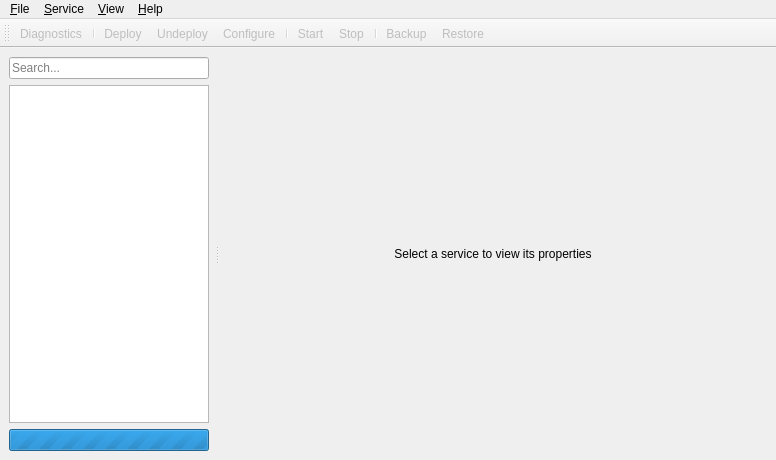
The window that subprojects/alt-services/src/ui/MainWindow.ui (dvoropaev/alterator-for-doc) describes before a commit, drawn with Qt 5.
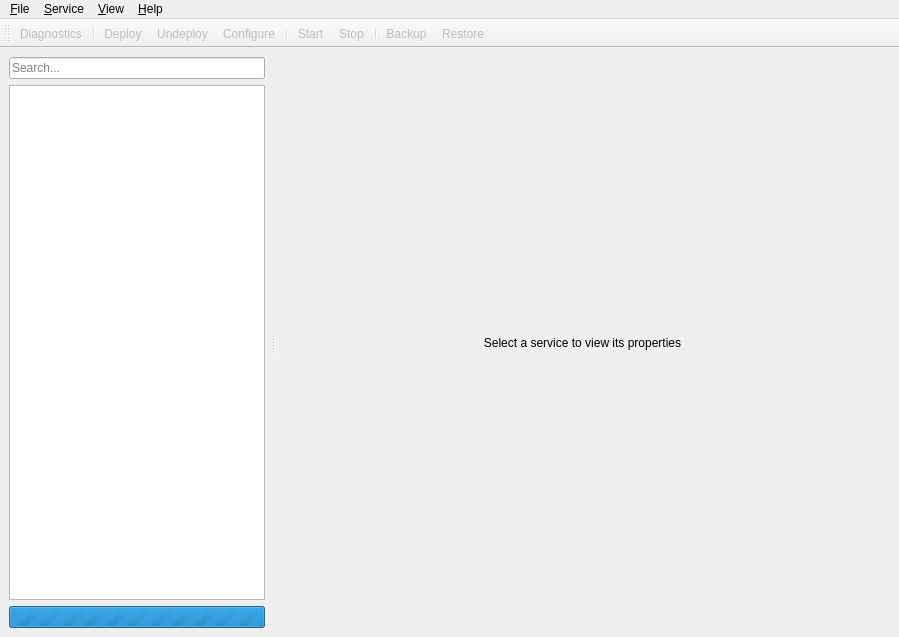
The same window after the commit. Icons and pictures are not drawn. Custom widgets are drawn as their Qt base class.

```diff
--- a/subprojects/alt-services/src/ui/MainWindow.ui
+++ b/subprojects/alt-services/src/ui/MainWindow.ui
@@ -6,8 +6,8 @@
    <rect>
     <x>0</x>
     <y>0</y>
-    <width>776</width>
-    <height>460</height>
+    <width>899</width>
+    <height>637</height>
    </rect>
   </property>
   <property name="windowTitle">
@@ -54,55 +54,19 @@
          </widget>
         </item>
         <item>
-         <widget class="QTableView" name="tableView">
-          <property name="sizePolicy">
-           <sizepolicy hsizetype="Preferred" vsizetype="Preferred">
-            <horstretch>0</horstretch>
-            <verstretch>0</verstretch>
-           </sizepolicy>
-          </property>
+         <widget class="CustomTreeView" name="treeView">
           <property name="minimumSize">
            <size>
             <width>200</width>
             <height>0</height>
            </size>
           </property>
-          <property name="contextMenuPolicy">
-           <enum>Qt::ContextMenuPolicy::ActionsContextMenu</enum>
-          </property>
-          <property name="sizeAdjustPolicy">
-           <enum>QAbstractScrollArea::SizeAdjustPolicy::AdjustToContents</enum>
-          </property>
-          <property name="editTriggers">
-           <set>QAbstractItemView::EditTrigger::NoEditTriggers</set>
-          </property>
-          <property name="tabKeyNavigation">
+          <property name="rootIsDecorated">
            <bool>false</bool>
           </property>
           <property name="showDropIndicator" stdset="0">
            <bool>false</bool>
           </property>
-          <property name="selectionMode">
-           <enum>QAbstractItemView::SelectionMode::SingleSelection</enum>
-          </property>
-          <property name="selectionBehavior">
-           <enum>QAbstractItemView::SelectionBehavior::SelectRows</enum>
-          </property>
-          <property name="sortingEnabled">
-           <bool>true</bool>
-          </property>
-          <property name="cornerButtonEnabled">
-           <bool>false</bool>
-          </property>
-          <attribute name="horizontalHeaderHighlightSections">
-           <bool>false</bool>
-          </attribute>
-          <attribute name="verticalHeaderVisible">
-           <bool>false</bool>
-          </attribute>
-          <attribute name="verticalHeaderDefaultSectionSize">
-           <number>40</number>
-          </attribute>
          </widget>
         </item>
         <item>
@@ -181,7 +145,7 @@
     <rect>
      <x>0</x>
      <y>0</y>
-     <width>776</width>
+     <width>899</width>
      <height>22</height>
     </rect>
    </property>
@@ -478,6 +442,13 @@
    </property>
   </action>
  </widget>
+ <customwidgets>
+  <customwidget>
+   <class>CustomTreeView</class>
+   <extends>QTreeView</extends>
+   <header>ui/CustomTreeView.h</header>
+  </customwidget>
+ </customwidgets>
  <resources/>
  <connections/>
 </ui>
```
Left out of the diff: 2 changed lines with no effect on the pictures.
